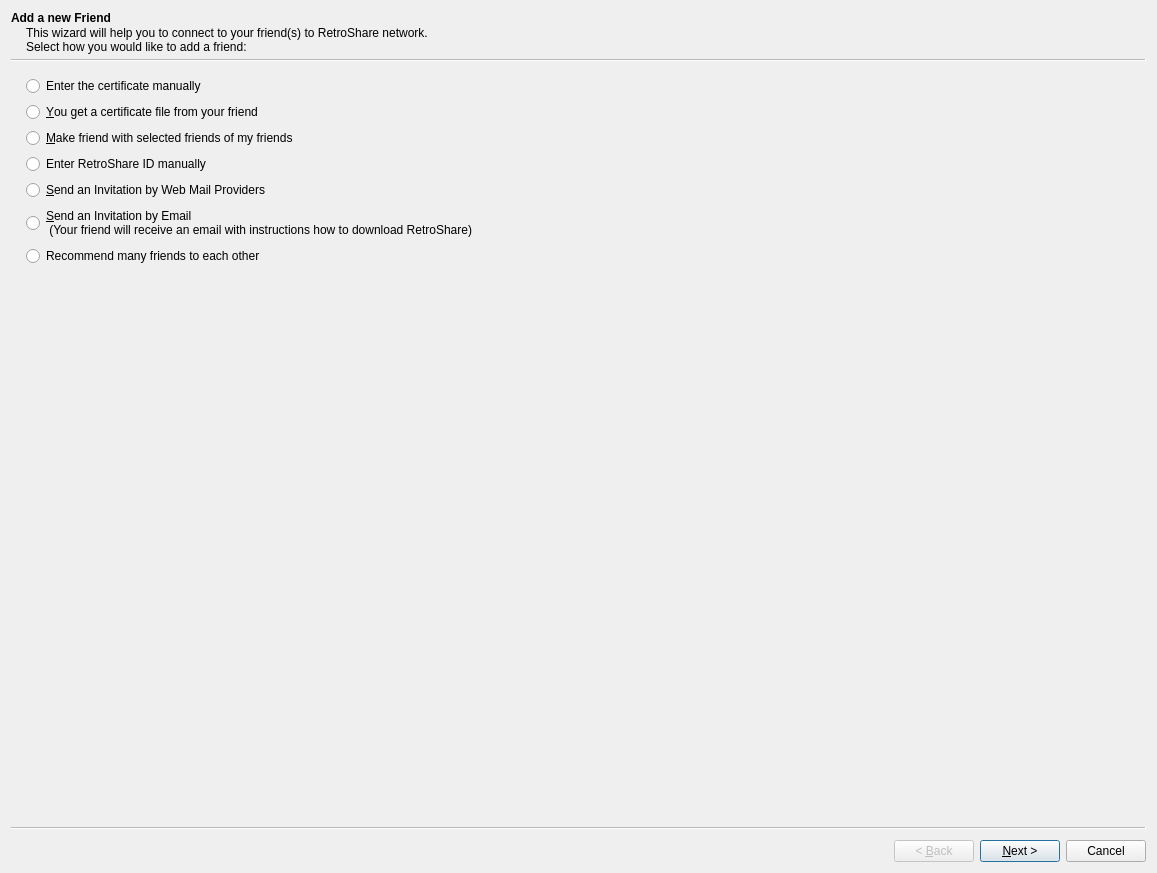
First picture: the form in retroshare-gui/src/gui/connect/ConnectFriendWizard.ui, repository RetroShare/RetroShare, before the edit.
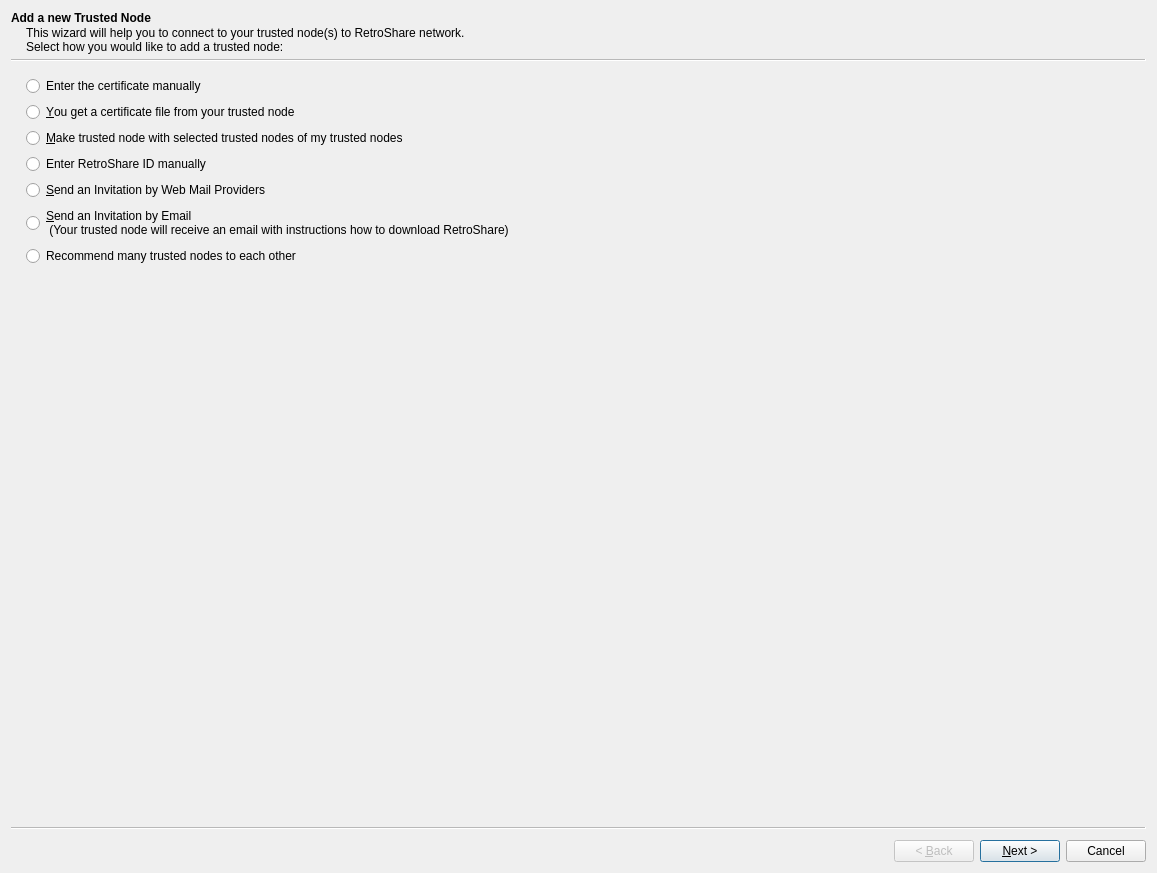
Second picture: the form after the edit. Icons and pictures are not drawn. Custom widgets are drawn as their Qt base class.

Commit message: substitute friend to trusted node in ConnectFriendWizard

Patch:
```diff
--- a/retroshare-gui/src/gui/connect/ConnectFriendWizard.ui
+++ b/retroshare-gui/src/gui/connect/ConnectFriendWizard.ui
@@ -19,10 +19,10 @@
   </property>
   <widget class="ConnectFriendPage" name="IntroPage">
    <property name="title">
-    <string>Add a new Friend</string>
+    <string>Add a new Trusted Node</string>
    </property>
    <property name="subTitle">
-    <string>This wizard will help you to connect to your friend(s) to RetroShare network.&lt;br&gt;Select how you would like to add a friend:</string>
+    <string>This wizard will help you to connect to your trusted node(s) to RetroShare network.&lt;br&gt;Select how you would like to add a trusted node:</string>
    </property>
    <attribute name="pageId">
     <string notr="true">ConnectFriendWizard::Page_Intro</string>
@@ -38,14 +38,14 @@
     <item>
      <widget class="QRadioButton" name="certRadioButton">
       <property name="text">
-       <string>&amp;You get a certificate file from your friend</string>
+       <string>&amp;You get a certificate file from your trusted node</string>
       </property>
      </widget>
     </item>
     <item>
      <widget class="QRadioButton" name="foffRadioButton">
       <property name="text">
-       <string>&amp;Make friend with selected friends of my friends</string>
+       <string>&amp;Make trusted node with selected trusted nodes of my trusted nodes</string>
       </property>
      </widget>
     </item>
@@ -67,14 +67,14 @@
      <widget class="QRadioButton" name="emailRadioButton">
       <property name="text">
        <string>&amp;Send an Invitation by Email 
- (Your friend will receive an email with instructions how to download RetroShare)</string>
+ (Your trusted node will receive an email with instructions how to download RetroShare)</string>
       </property>
      </widget>
     </item>
     <item>
      <widget class="QRadioButton" name="friendRecommendationsRadioButton">
       <property name="text">
-       <string>Recommend many friends to each other</string>
+       <string>Recommend many trusted nodes to each other</string>
       </property>
      </widget>
     </item>
```
Left out of the diff: 84 changed lines with no effect on the pictures. The commit also changes 1 other file.
